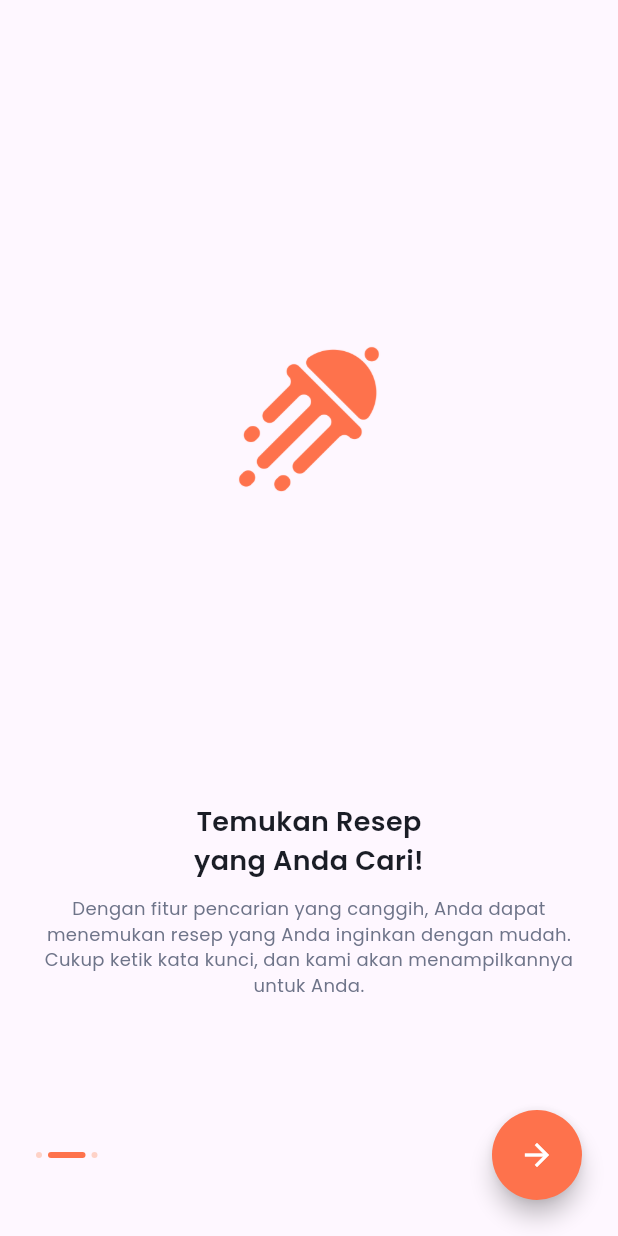
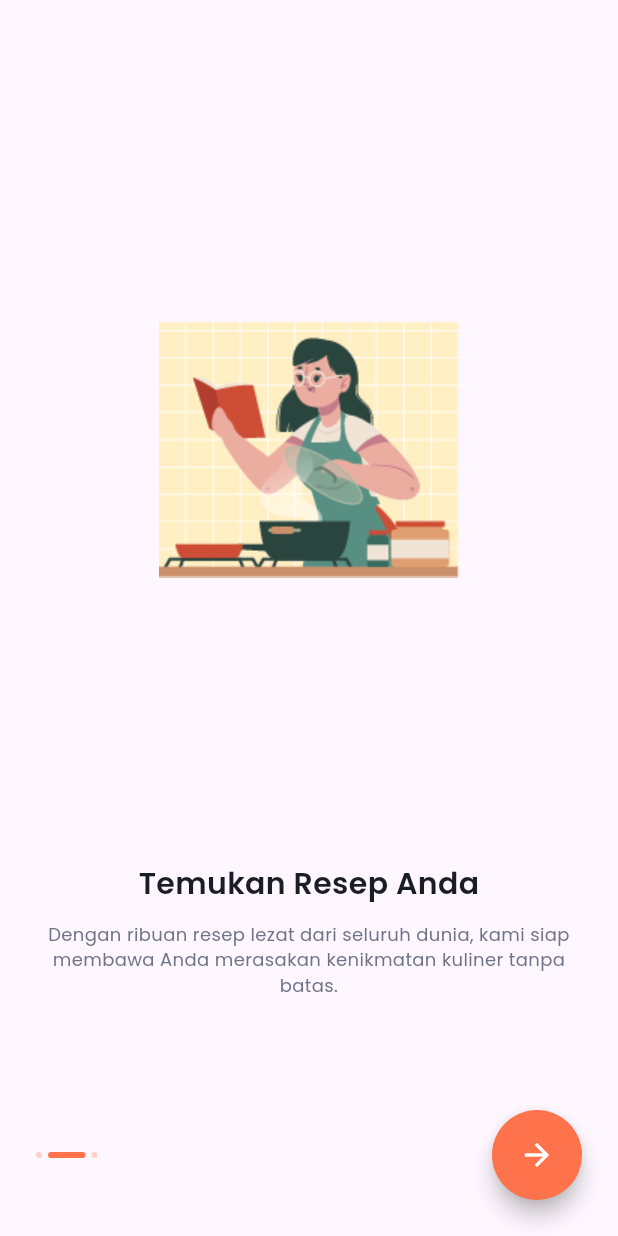
Before and after one commit to ffadhl/foodcompass, a Flutter app: the screen it shows after launch, after a tap on the "arrow forward" icon, on a phone screen of 412 x 824 dp. Run offline on Flutter 3.47's test engine with Material 3 defaults, Android fonts, the light colour scheme and no system bars; our stand-ins replace google_fonts, google_nav_bar, line_icons.

Commit message:
Add Asset, Constant, Env dan Penambahan Bottom  NavBar

```diff
--- /dev/null
+++ b/foodcompass_application/lib/constants/apikeys_constant.dart
@@ -0,0 +1,5 @@
+
+import 'package:foodcompass_application/env/env.dart';
+
+String apiKey = Env.apiKey;
+String geminiApiKey = Env.geminiApiKey;
--- a/foodcompass_application/lib/constants/image_constant.dart
+++ b/foodcompass_application/lib/constants/image_constant.dart
@@ -1,4 +1,8 @@
 class ImageConstant{
   static String whiteLogo = 'lib/assets/images/foodcompass_logo_white.png';
   static String orangeLogo = 'lib/assets/images/foodcompass_logo_orange.png';
+  static String welcomePage1 = 'lib/assets/images/welcomepage_1.png';
+  static String welcomePage2 = 'lib/assets/images/welcomepage_2.png';
+  static String welcomePage3 = 'lib/assets/images/welcomepage_3.png';
+
 }
--- a/foodcompass_application/lib/screens/splash/splash_screen.dart
+++ b/foodcompass_application/lib/screens/splash/splash_screen.dart
@@ -48,13 +48,6 @@ class _SplashScreenState extends State<SplashScreen> {
                     color: ColorConstant.colorWhite,
                   ),
                 ),
-            Text(
-              'By Fadhl Al-Hafizh',
-              style: TextStyleConstant.poppinsRegular.copyWith(
-                fontSize: 10,
-                color: ColorConstant.colorWhite,
-              ),
-            ),
           ],
         ),
       ),
--- a/foodcompass_application/lib/screens/welcome_screen/welcome_screen.dart
+++ b/foodcompass_application/lib/screens/welcome_screen/welcome_screen.dart
@@ -1,9 +1,8 @@
-import 'package:flutter/cupertino.dart';
 import 'package:flutter/material.dart';
-import 'package:flutter/widgets.dart';
 import 'package:foodcompass_application/constants/color_constant.dart';
 import 'package:foodcompass_application/constants/image_constant.dart';
 import 'package:foodcompass_application/models/welcome_screen_model_widget.dart';
+import 'package:foodcompass_application/screens/home/home_screen.dart';
 import 'package:foodcompass_application/screens/welcome_screen/widget/welcome_screen_dot_widget.dart';
 import 'package:foodcompass_application/screens/welcome_screen/widget/welcome_screen_widget.dart';
 
@@ -22,20 +21,20 @@ class _WelcomeScreenState extends State<WelcomeScreen> {
     WelcomeOnBoard(
       title: 'FoodCompass',
       description:
-          'Dengan ribuan resep lezat dari seluruh dunia, kami siap membawa Anda merasakan kenikmatan kuliner tanpa batas. Ayo, mari kita mulai!',
-      imagePath: ImageConstant.orangeLogo,
+          'FoodCompass Merupakan sebuah platform daring yang memberikan akses mudah dan cepat ke berbagai resep lezat dari seluruh dunia. ',
+      imagePath: ImageConstant.welcomePage1,
     ),
     WelcomeOnBoard(
-      title: 'Temukan Resep\nyang Anda Cari!',
+      title: 'Temukan Resep Anda',
       description:
-          'Dengan fitur pencarian yang canggih, Anda dapat menemukan resep yang Anda inginkan dengan mudah. Cukup ketik kata kunci, dan kami akan menampilkannya untuk Anda.',
-      imagePath: ImageConstant.orangeLogo,
+          'Dengan ribuan resep lezat dari seluruh dunia, kami siap membawa Anda merasakan kenikmatan kuliner tanpa batas.',
+      imagePath: ImageConstant.welcomePage2,
     ),
     WelcomeOnBoard(
-      title: 'Simpan Resep\nFavorit Anda!',
+      title: 'Simpan Resep',
       description:
-          'Dengan fitur favorite, Anda dapat menyimpan resep favorit Anda dan mengaksesnya kapan saja. Cukup tekan tombol bookmark, dan resep akan tersimpan di dalam daftar favorit Anda.',
-      imagePath: ImageConstant.orangeLogo,
+          'Simpan resep favorit Anda, akses kapan saja dan Nikmati kemudahan dalam mengakses resep kesukaan Anda. ',
+      imagePath: ImageConstant.welcomePage3,
     ),
   ];
 
@@ -89,13 +88,21 @@ class _WelcomeScreenState extends State<WelcomeScreen> {
                   const Spacer(),
                   SizedBox(
                     height: 60.0,
-                    width: 60,
+                    width: 60.0,
                     child: FloatingActionButton(
                       onPressed: () {
                         _pageController.nextPage(
                           duration: const Duration(milliseconds: 500),
                           curve: Curves.easeIn,
                         );
+                        if (_currentPage == _onBoard.length - 1) {
+                          Navigator.of(context).pushReplacement(
+                            MaterialPageRoute(
+                              builder: (context) =>
+                                  const HomeScreen(),
+                            ),
+                          );
+                        }
                       },
                       backgroundColor: ColorConstant.colorOrange,
                       shape: const CircleBorder(),
--- a/foodcompass_application/lib/screens/welcome_screen/widget/welcome_screen_widget.dart
+++ b/foodcompass_application/lib/screens/welcome_screen/widget/welcome_screen_widget.dart
@@ -22,14 +22,12 @@ class WelcomeScreenContent extends StatelessWidget {
         const Spacer(),
         Image.asset(
           imagePath,
-          width: 100,
-          height: 100,
         ),
         const Spacer(),
         Text(
           title,
           style: TextStyleConstant.poppinsSemiBold.copyWith(
-            fontSize: 18,
+            fontSize: 20,
             color: ColorConstant.colorBlack,
           ),
           textAlign: TextAlign.center,
```
Also changed, not shown: foodcompass_application/lib/screens/home/home_screen.dart (+47 -1 lines), foodcompass_application/lib/widgets/bottom_navigatior_widget.dart (added, +59 -0 lines), foodcompass_application/pubspec.yaml (+6 -1 lines), foodcompass_application/lib/assets/images/welcomepage_1.png (added), foodcompass_application/lib/assets/images/welcomepage_2.png (added), foodcompass_application/lib/assets/images/welcomepage_3.png (added), foodcompass_application/pubspec.lock, 8 other files.
